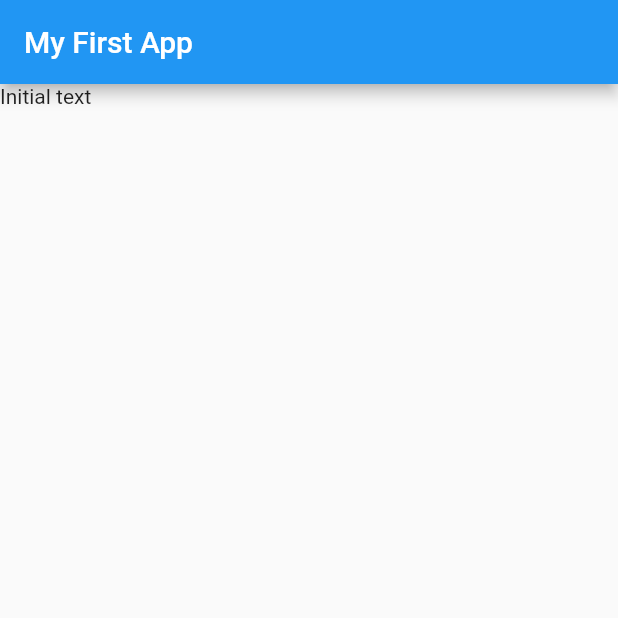
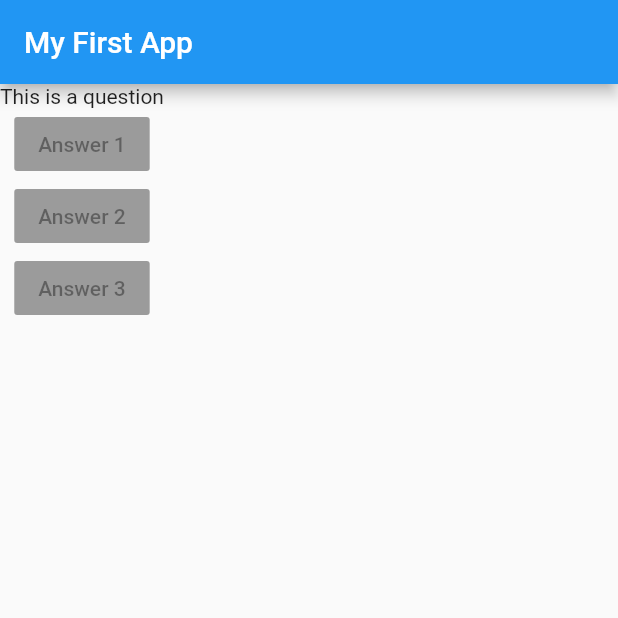
Before and after one commit to TheCodeNinja254/flutter_android_app, a Flutter app: the screen it shows after launch, on a phone screen of 412 x 824 dp, the top half of it. Run offline on Flutter 3.47's test engine with Material 2 defaults, Android fonts, the light colour scheme and no system bars.

Commit message:
with null buttons -raised (deprecated)

```diff
--- a/lib/main.dart
+++ b/lib/main.dart
@@ -14,14 +14,30 @@ class MyApp extends StatelessWidget {
   // Idea - Always start with type then variable.
   @override // decorator - marks the override for the build method as intentional.
   Widget build(BuildContext context) {
+    var questions = ['What\'s your favourite color'];
     // Scaffold creates a base design for the App
     return MaterialApp(
       home: Scaffold(
-        appBar: AppBar(
-          title: Text('My First App'),
-        ),
-        body: Text('Initial text'),
-      ),
+          appBar: AppBar(
+            title: Text('My First App'),
+          ),
+          body: Column(
+            children: <Widget>[
+              Text('This is a question'),
+              RaisedButton(
+                child: Text('Answer 1'),
+                onPressed: null,
+              ),
+              RaisedButton(
+                child: Text('Answer 2'),
+                onPressed: null,
+              ),
+              RaisedButton(
+                child: Text('Answer 3'),
+                onPressed: null,
+              ),
+            ],
+          )),
     );
   }
 }
```
